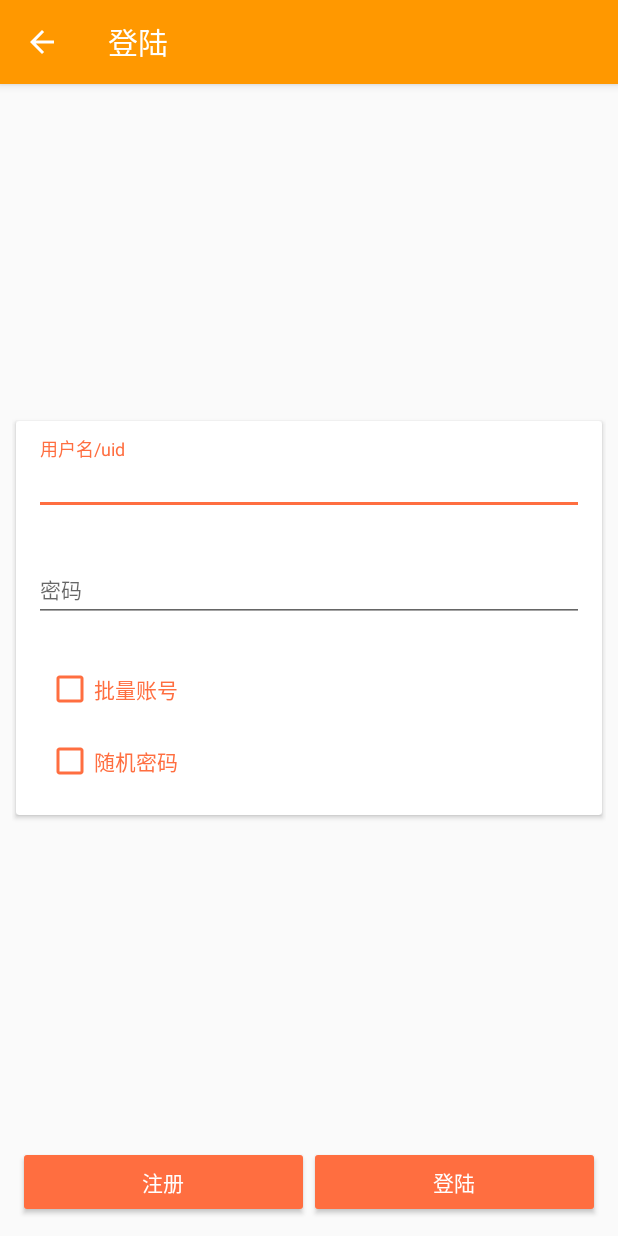
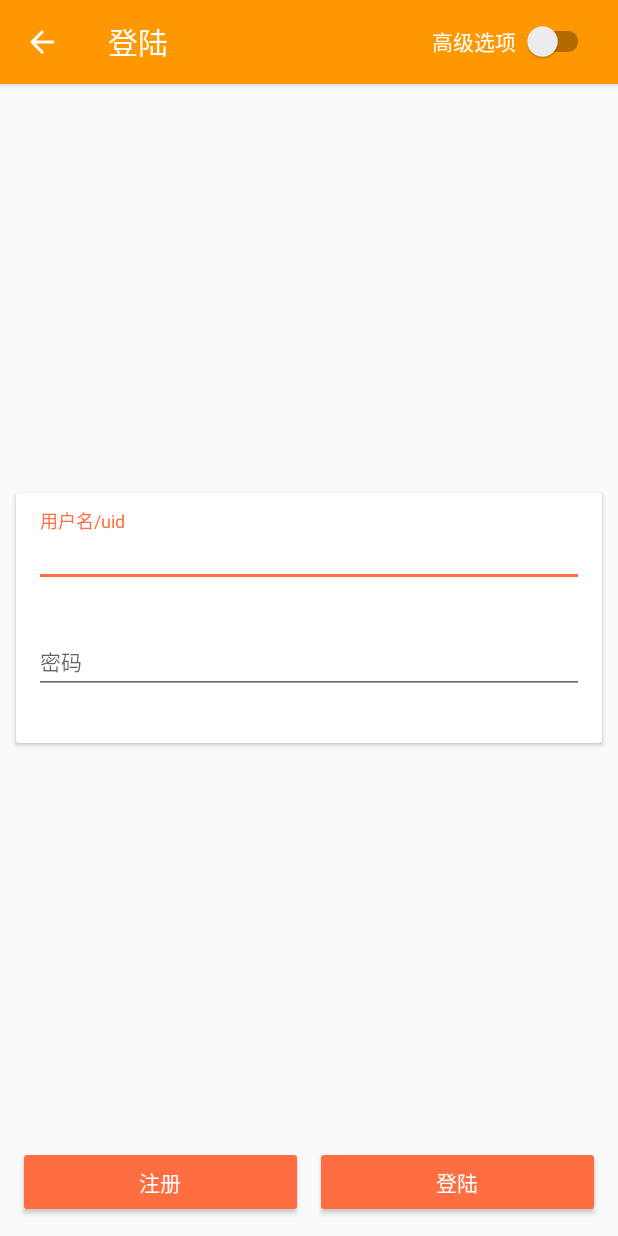
Before and after one commit to mrzhqiang/Randall, an Android app: the LoginActivity screen opened directly, with no data from a screen before it, on a phone screen of 412 x 824 dp. Run offline under Robolectric (Android 15) with nearby library versions, the phone set to English and light mode, and no system bars; our stand-ins replace Picasso, data binding; libraries missing offline, so code that uses them is left out: cn.mrzhqiang.helper, cn.mrzhqiang.logger, rx.android.schedulers, rx.schedulers, rx.subscriptions; pictures from the network do not load.

```diff
--- a/app/src/main/java/com/github/mrzhqiang/randall/ui/LoginActivity.java
+++ b/app/src/main/java/com/github/mrzhqiang/randall/ui/LoginActivity.java
@@ -1,6 +1,8 @@
 package com.github.mrzhqiang.randall.ui;
 
 import android.databinding.DataBindingUtil;
+import android.databinding.Observable;
+import android.databinding.ObservableBoolean;
 import android.os.Bundle;
 import android.support.annotation.Nullable;
 import android.support.v7.app.AppCompatActivity;
@@ -11,28 +13,37 @@ import com.github.mrzhqiang.randall.databinding.ActivityLoginBinding;
 import com.github.mrzhqiang.randall.viewmodel.EditAccountViewModel;
 
 /**
- * 登陆页面
+ * 登陆/注册页面
  *
  * @author mrZQ
  */
 
 public class LoginActivity extends AppCompatActivity {
 
+  public final ObservableBoolean checkAdvanced = new ObservableBoolean(false);
+
   public final EditAccountViewModel editAccountVM = new EditAccountViewModel();
 
-  public final View.OnClickListener clickAddAccount = v -> editAccountVM.addAccount(v.getContext());
+  public final View.OnClickListener clickRegister = v -> editAccountVM.register(v.getContext());
 
-  public final View.OnClickListener clickRegister = v -> {};
+  public final View.OnClickListener clickLogin = v -> editAccountVM.login(v.getContext());
 
-  public final View.OnClickListener clickLogin = v -> {};
+  private final Observable.OnPropertyChangedCallback advancedCallback =
+      new Observable.OnPropertyChangedCallback() {
+        @Override public void onPropertyChanged(Observable sender, int propertyId) {
+          boolean value = checkAdvanced.get();
+          editAccountVM.advanced(value);
+        }
+      };
 
   @Override protected void onCreate(@Nullable Bundle savedInstanceState) {
     super.onCreate(savedInstanceState);
-    ActivityLoginBinding binding =
-        DataBindingUtil.setContentView(this, R.layout.activity_login);
+    ActivityLoginBinding binding = DataBindingUtil.setContentView(this, R.layout.activity_login);
     binding.setLogin(this);
 
     setSupportActionBar(binding.toolbar);
+
+    checkAdvanced.addOnPropertyChangedCallback(advancedCallback);
   }
 
   @Override public boolean onOptionsItemSelected(MenuItem item) {
@@ -40,8 +51,9 @@ public class LoginActivity extends AppCompatActivity {
       case android.R.id.home:
         onBackPressed();
         return true;
+      default:
+        return super.onOptionsItemSelected(item);
     }
-    return super.onOptionsItemSelected(item);
   }
 
   @Override protected void onStop() {
@@ -49,4 +61,9 @@ public class LoginActivity extends AppCompatActivity {
     // 停止状态下，不应该有任何后台操作，后面再看看这样做是否有意义
     editAccountVM.cancelAll();
   }
+
+  @Override protected void onDestroy() {
+    super.onDestroy();
+    checkAdvanced.removeOnPropertyChangedCallback(advancedCallback);
+  }
 }
--- a/app/src/main/java/com/github/mrzhqiang/randall/viewmodel/EditAccountViewModel.java
+++ b/app/src/main/java/com/github/mrzhqiang/randall/viewmodel/EditAccountViewModel.java
@@ -13,70 +13,98 @@ import com.github.mrzhqiang.smith.model.AccountModel;
 import com.github.mrzhqiang.smith.net.Result;
 
 /**
- * 编辑账号：可输入的用户名和密码
+ * 编辑账号：可输入的用户名和密码，隐藏高级功能：范围建号+随机密码
  *
  * @author mrZQ
  */
 public final class EditAccountViewModel {
 
+  public final ObservableField<String> username = new ObservableField<>();
+  public final ObservableField<String> password = new ObservableField<>();
   public final ObservableField<String> usernameError = new ObservableField<>();
-  public final ObservableField<String> username = new ObservableField<>();
   public final ObservableField<String> passwordError = new ObservableField<>();
-  public final ObservableField<String> password = new ObservableField<>();
 
-  public final ObservableField<String> startIndex = new ObservableField<>("起始编号");
-  public final ObservableField<String> createCount = new ObservableField<>("创建数量");
+  public final ObservableField<String> startIndex = new ObservableField<>();
+  public final ObservableField<String> createCount = new ObservableField<>();
 
   public final ObservableBoolean usernameEnabled = new ObservableBoolean(true);
   public final ObservableBoolean passwordEnabled = new ObservableBoolean(true);
 
   public final ObservableBoolean batchChecked = new ObservableBoolean(false);
   public final ObservableBoolean randomChecked = new ObservableBoolean(false);
-  public final ObservableInt createVisibility = new ObservableInt(View.GONE);
-  public final ObservableInt startVisibility = new ObservableInt(View.GONE);
-  public final ObservableInt randomVisibility = new ObservableInt(View.GONE);
+
+  public final ObservableInt advancedVisibility = new ObservableInt(View.GONE);
+  public final ObservableInt createVisibility = new ObservableInt(View.INVISIBLE);
+  public final ObservableInt startVisibility = new ObservableInt(View.INVISIBLE);
+  public final ObservableInt randomVisibility = new ObservableInt(View.INVISIBLE);
 
   public final View.OnClickListener clickRandom = v -> autoPassword();
 
-  private final AccountModel accountModel = new AccountModel();
-
-  public EditAccountViewModel() {
-    username.addOnPropertyChangedCallback(new Observable.OnPropertyChangedCallback() {
-      @Override public void onPropertyChanged(Observable observable, int i) {
+  private final Observable.OnPropertyChangedCallback usernameCallback =
+      new Observable.OnPropertyChangedCallback() {
+        @Override public void onPropertyChanged(Observable sender, int propertyId) {
           String value = username.get();
           if (checkUsername(value)) {
             usernameError.set(null);
           }
         }
-    });
-    password.addOnPropertyChangedCallback(new Observable.OnPropertyChangedCallback() {
-      @Override public void onPropertyChanged(Observable observable, int i) {
+      };
+  private final Observable.OnPropertyChangedCallback passwordCallback =
+      new Observable.OnPropertyChangedCallback() {
+        @Override public void onPropertyChanged(Observable sender, int propertyId) {
           String value = password.get();
           if (checkPassword(value)) {
             passwordError.set(null);
           }
         }
-    });
-    batchChecked.addOnPropertyChangedCallback(new Observable.OnPropertyChangedCallback() {
+      };
+  private final Observable.OnPropertyChangedCallback batchCallback =
+      new Observable.OnPropertyChangedCallback() {
         @Override public void onPropertyChanged(Observable sender, int propertyId) {
           boolean value = batchChecked.get();
           usernameEnabled.set(!value);
-        startVisibility.set(value ? View.VISIBLE : View.GONE);
-        createVisibility.set(value ? View.VISIBLE : View.GONE);
+          randomChecked.set(value);
+          startVisibility.set(value ? View.VISIBLE : View.INVISIBLE);
+          createVisibility.set(value ? View.VISIBLE : View.INVISIBLE);
           startIndex.set("0");
           createCount.set("2");
         }
-    });
-    randomChecked.addOnPropertyChangedCallback(new Observable.OnPropertyChangedCallback() {
+      };
+  private final Observable.OnPropertyChangedCallback randomCallback =
+      new Observable.OnPropertyChangedCallback() {
         @Override public void onPropertyChanged(Observable sender, int propertyId) {
           boolean value = randomChecked.get();
           passwordEnabled.set(!value);
-        randomVisibility.set(value ? View.VISIBLE : View.GONE);
+          randomVisibility.set(value ? View.VISIBLE : View.INVISIBLE);
           if (value) {
             autoPassword();
           }
         }
-    });
+      };
+
+  private final AccountModel accountModel = new AccountModel();
+
+  public EditAccountViewModel() {
+    username.addOnPropertyChangedCallback(usernameCallback);
+    password.addOnPropertyChangedCallback(passwordCallback);
+    batchChecked.addOnPropertyChangedCallback(batchCallback);
+    randomChecked.addOnPropertyChangedCallback(randomCallback);
+  }
+
+  public void advanced(boolean isShow) {
+    advancedVisibility.set(isShow ? View.VISIBLE : View.GONE);
+    if (!isShow) {
+      // 隐藏的时候，将所有的选中状态归位
+      batchChecked.set(false);
+      randomChecked.set(false);
+    }
+  }
+
+  public void register(Context context) {
+  }
+
+  public void login(Context context) {
+
   }
 
   public void addAccount(final Context context) {
@@ -94,7 +122,7 @@ public final class EditAccountViewModel {
       return;
     }
 
-    accountModel.addAccount(username.get(), password.get(), new Result<Account>() {
+    /*accountModel.addAccount(username.get(), password.get(), new Result<Account>() {
       @Override public void onSuccessful(Account result) {
         if (result != null) {
           Toast.makeText(context, "添加成功", Toast.LENGTH_SHORT).show();
@@ -104,10 +132,14 @@ public final class EditAccountViewModel {
       @Override public void onFailed(String message) {
         Toast.makeText(context, "添加失败：" + message, Toast.LENGTH_SHORT).show();
       }
-    });
+    });*/
   }
 
   public void cancelAll() {
+    username.removeOnPropertyChangedCallback(usernameCallback);
+    password.removeOnPropertyChangedCallback(passwordCallback);
+    batchChecked.removeOnPropertyChangedCallback(batchCallback);
+    randomChecked.removeOnPropertyChangedCallback(randomCallback);
     accountModel.cancelAll();
   }
 
@@ -134,4 +166,5 @@ public final class EditAccountViewModel {
     int size = (int) (6 + Math.random() * 10);
     password.set(AccountHelper.createPassword(size));
   }
+
 }
--- a/app/src/main/res/drawable/ic_empty_wait_update.xml
+++ /dev/null
@@ -1,4 +0,0 @@
-<vector android:height="240dp" android:viewportHeight="24.0"
-    android:viewportWidth="24.0" android:width="240dp" xmlns:android="http://schemas.android.com/apk/res/android">
-    <path android:fillColor="#FF000000" android:pathData="M20,2L4,2c-1.1,0 -1.99,0.9 -1.99,2L2,22l4,-4h14c1.1,0 2,-0.9 2,-2L22,4c0,-1.1 -0.9,-2 -2,-2zM13,11h-2L11,5h2v6zM13,15h-2v-2h2v2z"/>
-</vector>
--- a/app/src/main/res/layout/activity_login.xml
+++ b/app/src/main/res/layout/activity_login.xml
@@ -21,6 +21,17 @@
         app:navigationIcon="?attr/homeAsUpIndicator"
         app:title="@string/login"
         >
+      <android.support.v7.widget.SwitchCompat
+          android:layout_width="wrap_content"
+          android:layout_height="wrap_content"
+          android:layout_gravity="end"
+          android:checked="@={login.checkAdvanced}"
+          android:layout_marginEnd="16dp"
+          android:text="@string/advanced_option"
+          android:textColor="@android:color/white"
+          app:switchPadding="4dp"
+          style="@style/Base.Widget.AppCompat.CompoundButton.Switch"
+          />
     </android.support.v7.widget.Toolbar>
     <LinearLayout
         android:layout_width="match_parent"
@@ -45,22 +56,20 @@
             app:editAccount="@{login.editAccountVM}"
             />
       </android.support.v7.widget.CardView>
-      <FrameLayout
+      <Space
           android:layout_width="match_parent"
           android:layout_height="0dp"
           android:layout_weight="1"
-          >
-        <!--todo loading and retry-->
-      </FrameLayout>
+          />
       <LinearLayout
           android:layout_width="match_parent"
           android:layout_height="wrap_content"
           android:orientation="horizontal"
-          android:padding="4dp"
           >
         <Button
             android:layout_width="0dp"
             android:layout_height="wrap_content"
+            android:layout_margin="4dp"
             android:layout_weight="1"
             android:onClick="@{login.clickRegister}"
             android:text="@string/register"
@@ -69,6 +78,7 @@
         <Button
             android:layout_width="0dp"
             android:layout_height="wrap_content"
+            android:layout_margin="4dp"
             android:layout_weight="1"
             android:onClick="@{login.clickLogin}"
             android:text="@string/login"
--- a/app/src/main/res/layout/activity_welcome.xml
+++ b/app/src/main/res/layout/activity_welcome.xml
@@ -64,7 +64,7 @@
           android:layout_gravity="end"
           android:layout_marginTop="10dp"
           android:layout_margin="4dp"
-          android:onClick="@{activity.clickAdd}"
+          android:onClick="@{activity.clickCreate}"
           android:text="@string/add_account"
           style="@style/Widget.AppCompat.Button.Colored"
           />
--- a/app/src/main/res/layout/view_edit_account.xml
+++ b/app/src/main/res/layout/view_edit_account.xml
@@ -52,8 +52,14 @@
     <LinearLayout
         android:layout_width="match_parent"
         android:layout_height="wrap_content"
+        android:orientation="vertical"
+        android:visibility="@{editAccount.advancedVisibility}"
+        tools:visibility="visible"
+        >
+      <LinearLayout
+          android:layout_width="match_parent"
+          android:layout_height="wrap_content"
           android:orientation="horizontal"
-        android:padding="8dp"
           >
         <android.support.v7.widget.AppCompatCheckBox
             android:layout_width="wrap_content"
@@ -74,25 +80,24 @@
             android:layout_height="wrap_content"
             android:hint="@string/start_index"
             android:inputType="number"
-          android:visibility="@{editAccount.startVisibility}"
             android:text="@={editAccount.startIndex}"
             android:textAppearance="@style/TextAppearance.AppCompat"
+            android:visibility="@{editAccount.startVisibility}"
             />
         <EditText
             android:layout_width="wrap_content"
             android:layout_height="wrap_content"
             android:hint="@string/create_count"
             android:inputType="number"
-          android:visibility="@{editAccount.createVisibility}"
             android:text="@={editAccount.createCount}"
             android:textAppearance="@style/TextAppearance.AppCompat"
+            android:visibility="@{editAccount.createVisibility}"
             />
       </LinearLayout>
       <LinearLayout
           android:layout_width="match_parent"
           android:layout_height="wrap_content"
           android:orientation="horizontal"
-        android:padding="8dp"
           >
         <android.support.v7.widget.AppCompatCheckBox
             android:layout_width="wrap_content"
@@ -111,13 +116,15 @@
         <Button
             android:layout_width="wrap_content"
             android:layout_height="wrap_content"
+            android:layout_margin="4dp"
             android:drawableStart="@drawable/ic_update"
             android:onClick="@{editAccount.clickRandom}"
             android:text="@string/next_random"
             android:visibility="@{editAccount.randomVisibility}"
-          tools:visibility="gone"
+            tools:visibility="invisible"
             style="@style/Widget.AppCompat.Button.Colored"
             />
       </LinearLayout>
     </LinearLayout>
+  </LinearLayout>
 </layout>
--- a/app/src/main/res/values/strings.xml
+++ b/app/src/main/res/values/strings.xml
@@ -24,5 +24,6 @@
   <string name="batch_username">批量账号</string>
   <string name="start_index">起始编号</string>
   <string name="create_count">创建数量</string>
+  <string name="advanced_option">高级选项</string>
 
 </resources>
--- a/smith/src/main/java/com/github/mrzhqiang/smith/net/Smith.java
+++ b/smith/src/main/java/com/github/mrzhqiang/smith/net/Smith.java
@@ -1,9 +1,9 @@
 package com.github.mrzhqiang.smith.net;
 
-import android.database.Observable;
-import com.github.mrzhqiang.smith.net.html.Register;
+import android.support.annotation.WorkerThread;
 import retrofit2.http.GET;
 import retrofit2.http.Query;
+import rx.Observable;
 
 /**
  * 来自 <a href="http://haowanba.com">好玩吧</a> 的接口
@@ -12,11 +12,11 @@ import retrofit2.http.Query;
  */
 public interface Smith {
 
-  @GET("/cardh.php?action=passport") Observable<Login> login(@Query("name") String username,
-      @Query("pwd") String password);
+  @WorkerThread @GET("/cardh.php?action=register") Observable<Login> getRegister(
+      @Query("username") String username, @Query("password") String password);
 
-  @GET("/cardh.php?action=register") Observable<Register> register(
-      @Query("username") String username, @Query("password") String password);
+  @WorkerThread @GET("/cardh.php?action=passport") Observable<Login> getLogin(
+      @Query("name") String username, @Query("pwd") String password);
 
 
   /* 暂时不使用全能模式，因为目前只有一款游戏适配 */
```
Also changed, not shown: app/src/main/java/com/github/mrzhqiang/randall/ui/WelcomeActivity.java (+12 -9 lines), app/src/main/res/drawable/ic_game_logo_holder.xml (deleted, +0 -9 lines), smith/src/main/java/com/github/mrzhqiang/smith/db/Account.java (+3 -7 lines), smith/src/main/java/com/github/mrzhqiang/smith/model/AccountModel.java (+57 -33 lines), smith/src/main/java/com/github/mrzhqiang/smith/net/Login.java (+16 -17 lines), smith/src/main/java/com/github/mrzhqiang/smith/net/NetModule.java (+5 -7 lines), smith/src/main/java/com/github/mrzhqiang/smith/net/Result.java (+11 -3 lines), smith/src/main/java/com/github/mrzhqiang/smith/net/SmithConverterFactory.java (+17 -52 lines), smith/src/main/java/com/github/mrzhqiang/smith/net/html/Register.java (deleted, +0 -14 lines). Lines whose indentation alone changed are shown as unchanged.
